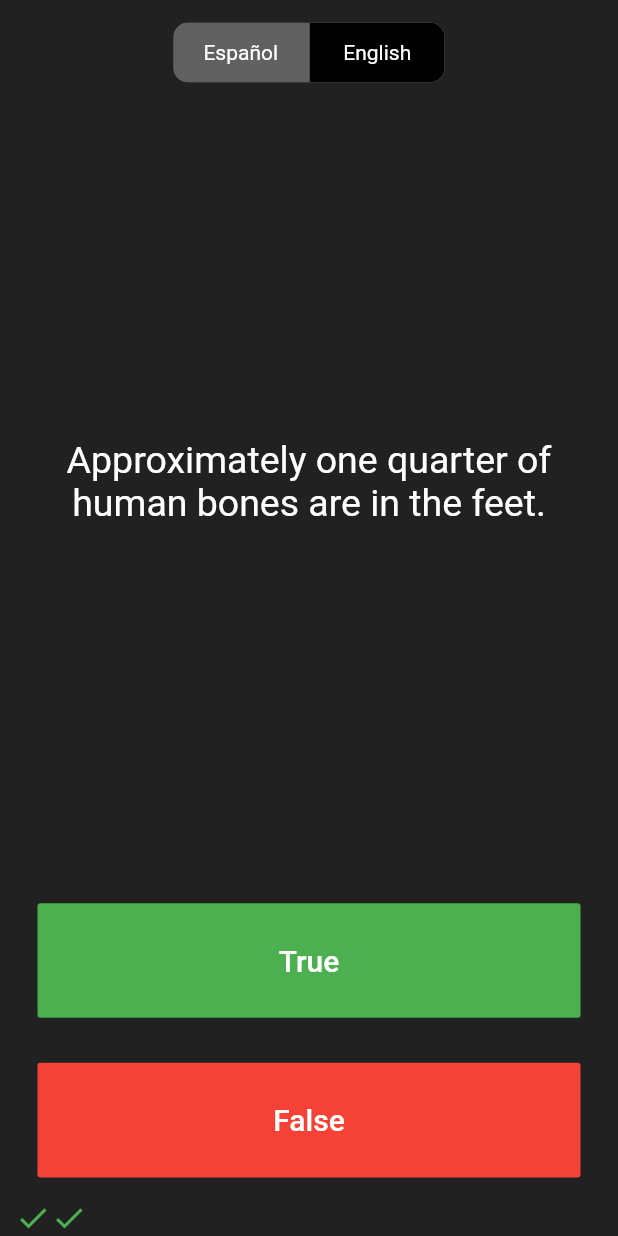
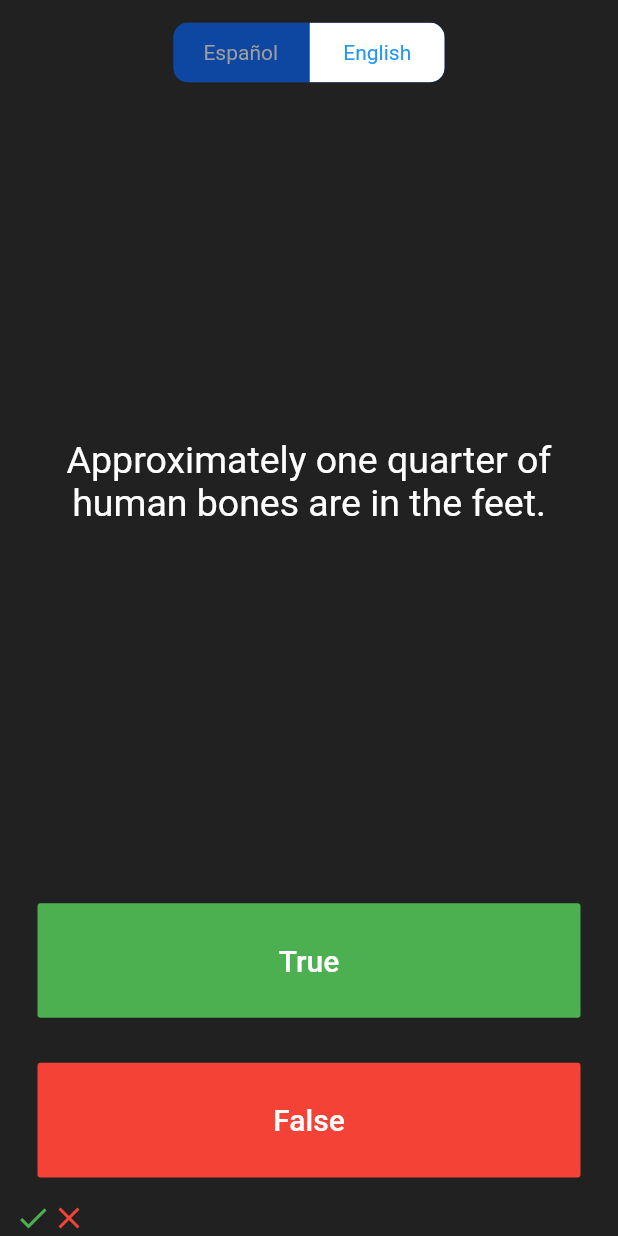
Before and after one commit to londonappbrewery/quizzler-flutter, a Flutter app: the screen it shows after launch, after a tap on "True", after a tap on "False", after a tap on "English", on a phone screen of 412 x 824 dp. Run offline on Flutter 3.47's test engine with Material 2 defaults, Android fonts, the phone set to English and light mode, and no system bars; drawn by our look-alikes of toggle_switch; our stand-ins replace rflutter_alert.

Commit message:
changed color of alert and toggle switch

```diff
--- a/lib/classes/quiz_brain.dart
+++ b/lib/classes/quiz_brain.dart
@@ -11,7 +11,7 @@ EnglishQuestions englishQuestions = EnglishQuestions();
 class QuizBrain {
   int _questionNumber = 0;
   int _correctAnswers = 0;
-  List _questionsList = englishQuestions.getEnglishQuestions();
+  List _questionsList = spanishQuestions.getSpanishQuestions();
 
   getQuestion() => _questionsList[_questionNumber].question;
 
@@ -28,18 +28,35 @@ class QuizBrain {
   Icon answerChecker(bool userAnswer) {
     Icon response;
     print("userAnswer: $userAnswer correctAnswer: ${(getAnswer())}");
-    (userAnswer == getAnswer())
-        ? response = WidgetBuilder.iconsBuilder(Icons.check, Colors.green)
-        : response = WidgetBuilder.iconsBuilder(Icons.close, Colors.red);
+    if (userAnswer == getAnswer()) {
+      response = WidgetBuilder.iconsBuilder(Icons.check, Colors.green);
+      _correctAnswers++;
+    } else {
+      response = WidgetBuilder.iconsBuilder(Icons.close, Colors.red);
+    }
     return response;
   }
 
   bool gameListener(BuildContext context, resetCallBack) {
     bool result = true;
     if (_questionNumber == (getListLength() - 1)) {
-      Alert(context: context, title: "It's over brah").show();
+      Alert(
+              context: context,
+              buttons: [
+                DialogButton(
+                  color: Colors.blue,
+                  child:
+                      WidgetBuilder.iconsBuilder(Icons.refresh, Colors.white),
+                  onPressed: () => Navigator.pop(context),
+                  width: 120,
+                )
+              ],
+              title:
+                  " Lograste $_correctAnswers respuestas correctas.\n You got $_correctAnswers correct answers.")
+          .show();
       resetCallBack();
       result = false;
+      _correctAnswers = 0;
     }
     return result;
   }
--- a/lib/main.dart
+++ b/lib/main.dart
@@ -127,10 +127,10 @@ class _QuizPageState extends State<QuizPage> {
         child: ToggleSwitch(
           minWidth: 90.0,
           cornerRadius: 10.0,
-          activeBgColor: Colors.black,
-          activeFgColor: Colors.white,
-          inactiveBgColor: Colors.grey.shade700,
-          inactiveFgColor: Colors.white,
+          activeBgColor: Colors.white,
+          activeFgColor: Colors.blue,
+          inactiveBgColor: Colors.blue.shade900,
+          inactiveFgColor: Colors.grey,
           initialLabelIndex: initialIndex,
           labels: ['Español', 'English'],
           onToggle: (int i) {
```
